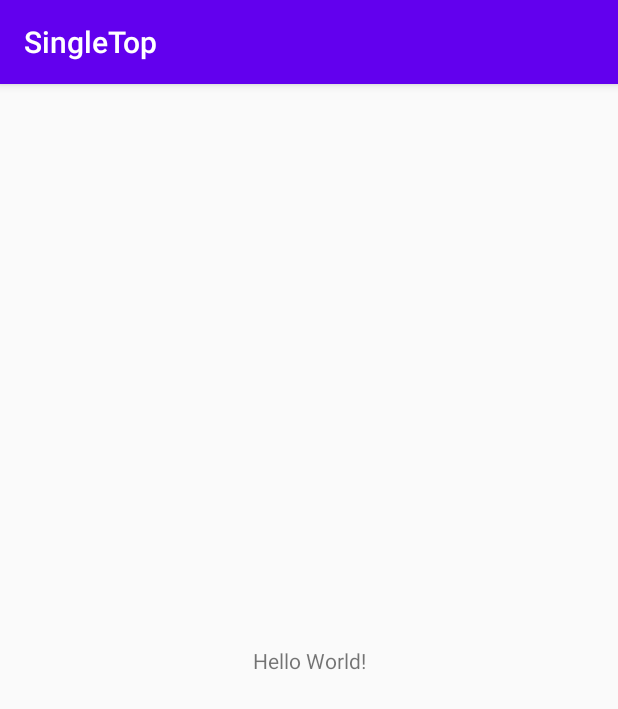
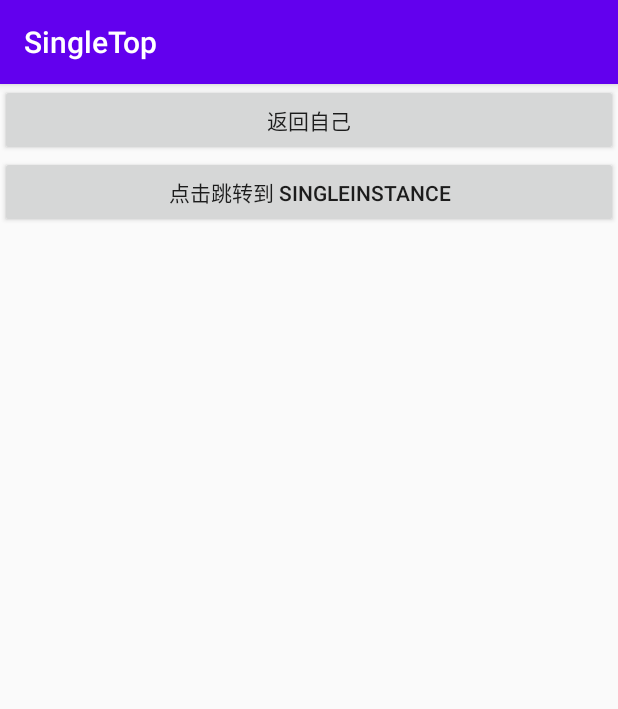
Before and after one commit to jieyanglinzilong/2018118130_Android, an Android app: the screen it shows after launch (MainActivity), on a phone screen of 412 x 824 dp. Shown: the top 709 px of the screen. Run offline under Robolectric (Android 15) with nearby library versions, the phone set to English and light mode, and no system bars.

Commit message:
生命周期4模式基本完成

```diff
--- a/02/app/src/main/java/com/example/myapplication/MainActivity.java
+++ b/02/app/src/main/java/com/example/myapplication/MainActivity.java
@@ -2,13 +2,46 @@ package com.example.myapplication;
 
 import androidx.appcompat.app.AppCompatActivity;
 
+import android.content.Intent;
+import android.net.Uri;
 import android.os.Bundle;
+import android.util.Log;
+import android.view.View;
+import android.widget.Button;
+import android.widget.Toast;
 
 public class MainActivity extends AppCompatActivity {
-
+    static String num="MainActivity";
     @Override
     protected void onCreate(Bundle savedInstanceState) {
         super.onCreate(savedInstanceState);
         setContentView(R.layout.activity_main);
+        Button button=(Button)findViewById(R.id.button_1);
+        Log.d("MainActivity",this.toString());
+        button.setOnClickListener(new View.OnClickListener()
+        {
+            @Override
+            public void onClick(View view) {
+                Toast.makeText(MainActivity.this,"点击",Toast.LENGTH_SHORT).show();
+                Intent intent=new Intent(MainActivity.this,MainActivity.class);
+                startActivity(intent);
+            }
+        });
+        Button button1=(Button)findViewById(R.id.button_2);
+        button1.setOnClickListener(new View.OnClickListener() {
+            @Override
+            public void onClick(View view) {
+                switch (view.getId()){
+                    case R.id.button_2:Intent intent2=new Intent(MainActivity.this,singleinstance.class);
+                        //intent2.setData();
+                        startActivity(intent2);break;
+                    case R.id.button_1:
+                        Toast.makeText(MainActivity.this,"点击",Toast.LENGTH_SHORT).show();
+                        Intent intent=new Intent(MainActivity.this,MainActivity.class);
+                        startActivity(intent); break;
+                }
+
+            }
+        });
     }
 }
--- a/02/app/src/main/java/com/example/myapplication/singleTask.java
+++ b/02/app/src/main/java/com/example/myapplication/singleTask.java
@@ -33,8 +33,9 @@ public class singleTask extends AppCompatActivity {
             @Override
             public void onClick(View view) {
 
-                Intent intent=new Intent(Intent.ACTION_DIAL);
-                intent.setData(Uri.parse("tel:10000"));
+                Intent intent=new Intent(singleTask.this,MainActivity.class);
+                //intent.setData(Uri.parse("tel:10000"));
+                startActivity(intent);
                 startActivity(intent);
             }
         });
--- a/02/app/src/main/res/layout/activity_main.xml
+++ b/02/app/src/main/res/layout/activity_main.xml
@@ -6,13 +6,20 @@
     android:layout_height="match_parent"
     tools:context=".MainActivity">
 
-    <TextView
-        android:layout_width="wrap_content"
+    <LinearLayout
+        android:layout_width="match_parent"
         android:layout_height="wrap_content"
-        android:text="Hello World!"
-        app:layout_constraintBottom_toBottomOf="parent"
-        app:layout_constraintLeft_toLeftOf="parent"
-        app:layout_constraintRight_toRightOf="parent"
-        app:layout_constraintTop_toTopOf="parent" />
-
+        android:orientation="vertical"
+        tools:ignore="MissingConstraints">
+        <Button android:id="@+id/button_1"
+            android:layout_width="match_parent"
+            android:layout_height="wrap_content"
+            android:text="返回自己"
+            tools:ignore="MissingConstraints"></Button>
+        <Button android:id="@+id/button_2"
+            android:layout_width="match_parent"
+            android:layout_height="match_parent"
+            android:text="点击跳转到 singleinstance"
+            tools:ignore="MissingConstraints"></Button>
+    </LinearLayout>
 </androidx.constraintlayout.widget.ConstraintLayout>
--- a/02/app/src/main/res/layout/activity_single_task.xml
+++ b/02/app/src/main/res/layout/activity_single_task.xml
@@ -18,7 +18,7 @@
         <Button android:id="@+id/button_4"
             android:layout_width="match_parent"
             android:layout_height="match_parent"
-            android:text="定位"
+            android:text="跳转到singleTop"
             tools:ignore="MissingConstraints"></Button>
     </LinearLayout>
 </androidx.constraintlayout.widget.ConstraintLayout>
--- a/02/app/src/main/res/layout/activity_singleinstance.xml
+++ b/02/app/src/main/res/layout/activity_singleinstance.xml
@@ -18,7 +18,7 @@
         <Button android:id="@+id/button_2"
             android:layout_width="match_parent"
             android:layout_height="match_parent"
-            android:text="定位"
+            android:text="跳转到singletop"
             tools:ignore="MissingConstraints"></Button>
     </LinearLayout>
 
```
Also changed, not shown: 5 other files.
